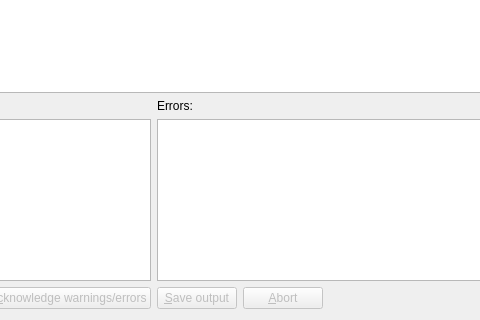
Old version of the form src/mkvtoolnix-gui/forms/watch_jobs/tab.ui in the repository jpsdr/MKVToolnix-Windows-7; both pictures show x 296 to 776 and y 273 to 593 of the 900 by 593 pixel window.
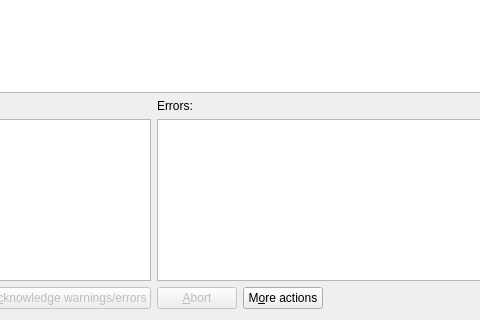
New version of the form. Custom widgets are drawn as their Qt base class.

Commit message: GUI: watch jobs: move »save output« to »more actions« button & menu

```diff
--- a/src/mkvtoolnix-gui/forms/watch_jobs/tab.ui
+++ b/src/mkvtoolnix-gui/forms/watch_jobs/tab.ui
@@ -247,16 +247,6 @@
        </property>
       </widget>
      </item>
-     <item>
-      <widget class="QPushButton" name="saveOutputButton">
-       <property name="enabled">
-        <bool>false</bool>
-       </property>
-       <property name="text">
-        <string>&amp;Save output</string>
-       </property>
-      </widget>
-     </item>
      <item>
       <widget class="QPushButton" name="abortButton">
        <property name="enabled">
@@ -267,6 +257,13 @@
        </property>
       </widget>
      </item>
+     <item>
+      <widget class="QPushButton" name="moreActionsButton">
+       <property name="text">
+        <string>M&amp;ore actions</string>
+       </property>
+      </widget>
+     </item>
      <item>
       <spacer name="horizontalSpacer_2">
        <property name="orientation">
```
Left out of the diff: 3 changed lines with no effect on the pictures. The commit also changes 2 other files.
